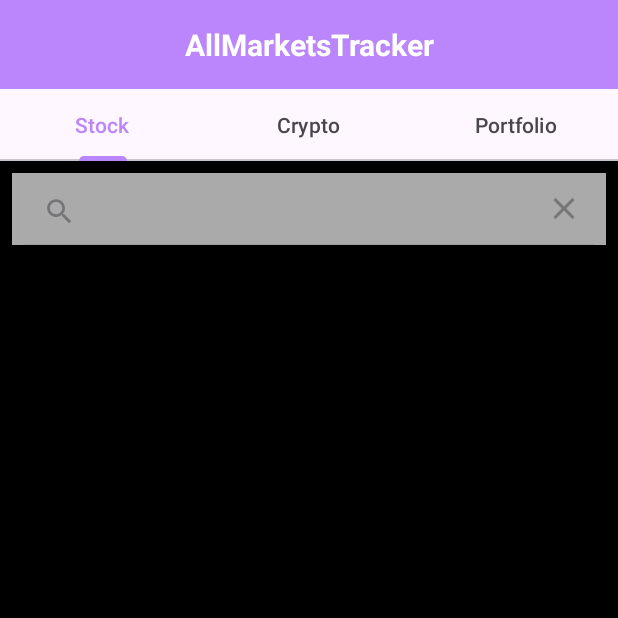
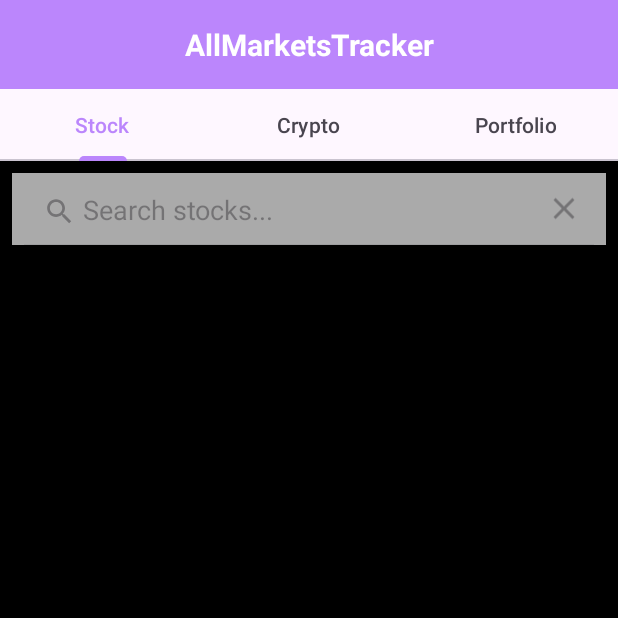
Before and after one commit to DevManFitz/AllMarketsTracker, an Android app built with Jetpack Compose: the screen it shows after launch (MainActivity), after a tap on "Search", on a phone screen of 412 x 824 dp, the top half of it. Run offline under Robolectric (Android 15) with nearby library versions, the phone set to English and light mode, and no system bars; our stand-ins replace data binding; pictures from the network do not load.

Commit message:
- Added loading symbol when searching for stocks in portfolio - Refactor to some UI (stock search tab and dialog)

```diff
--- a/app/src/main/java/edu/vt/mobiledev/allmarketstracker/PortfolioFragment.kt
+++ b/app/src/main/java/edu/vt/mobiledev/allmarketstracker/PortfolioFragment.kt
@@ -22,6 +22,8 @@ import edu.vt.mobiledev.allmarketstracker.model.StockAsset
 import edu.vt.mobiledev.allmarketstracker.viewmodel.StockListViewModel
 import java.time.LocalDate
 import java.text.NumberFormat
+import kotlinx.coroutines.flow.MutableStateFlow
+import kotlinx.coroutines.flow.StateFlow
 
 class PortfolioFragment : Fragment() {
 
@@ -35,6 +37,9 @@ class PortfolioFragment : Fragment() {
     private val assetViewModel: CryptoListViewModel by activityViewModels()
     private val stockListViewModel: StockListViewModel by activityViewModels()
     private var stockAssets: List<StockAsset> = emptyList()
+
+    private val _isLoading = MutableStateFlow(false)
+    val isLoading: StateFlow<Boolean> = _isLoading
 
     override fun onCreateView(
         inflater: LayoutInflater,
--- a/app/src/main/java/edu/vt/mobiledev/allmarketstracker/viewmodel/StockListViewModel.kt
+++ b/app/src/main/java/edu/vt/mobiledev/allmarketstracker/viewmodel/StockListViewModel.kt
@@ -19,13 +19,17 @@ class StockListViewModel : ViewModel() {
     val stocks: StateFlow<List<StockAsset>> = _stocks.asStateFlow()
     val stocksLiveData = stocks.asLiveData()
 
+    private val _isLoading = MutableStateFlow(false)
+    val isLoading: StateFlow<Boolean> = _isLoading
+
     fun searchAndLoadStocks(query: String) {
         viewModelScope.launch {
+            _isLoading.value = true
             try {
                 val searchResponse = finnhubService.searchSymbol(query, apiKey)
                 if (searchResponse.isSuccessful) {
                     val symbols = searchResponse.body()?.result ?: emptyList()
-                    val stockAssets = mutableListOf<StockAsset>()
+                    val newStockAssets = mutableListOf<StockAsset>()
                     for (symbol in symbols) {
                         // Fetch quote and profile for each symbol
                         val quoteResp = finnhubService.getQuote(symbol.symbol, apiKey)
@@ -34,7 +38,7 @@ class StockListViewModel : ViewModel() {
                             val quote = quoteResp.body()
                             val profile = profileResp.body()
                             if (quote != null && profile != null) {
-                                stockAssets.add(
+                                newStockAssets.add(
                                     StockAsset(
                                         symbol = symbol.symbol,
                                         name = profile.name ?: symbol.description,
@@ -49,10 +53,22 @@ class StockListViewModel : ViewModel() {
                             }
                         }
                     }
-                    _stocks.value = stockAssets
+                    // Merge with existing stocks, replacing any with the same symbol
+                    val currentStocks = _stocks.value.toMutableList()
+                    for (stock in newStockAssets) {
+                        val existingIndex = currentStocks.indexOfFirst { it.symbol.equals(stock.symbol, ignoreCase = true) }
+                        if (existingIndex >= 0) {
+                            currentStocks[existingIndex] = stock
+                        } else {
+                            currentStocks.add(stock)
+                        }
+                    }
+                    _stocks.value = currentStocks
                 }
             } catch (e: Exception) {
                 // Handle error
+            } finally {
+                _isLoading.value = false
             }
         }
     }
--- a/app/src/main/res/layout/dialog_tabbed_asset_picker.xml
+++ b/app/src/main/res/layout/dialog_tabbed_asset_picker.xml
@@ -1,5 +1,6 @@
 <?xml version="1.0" encoding="utf-8"?>
 <LinearLayout xmlns:android="http://schemas.android.com/apk/res/android"
+    xmlns:app="http://schemas.android.com/apk/res-auto"
     android:orientation="vertical"
     android:background="@android:color/black"
     android:layout_width="match_parent"
@@ -10,8 +11,9 @@
         android:id="@+id/assetTabLayout"
         android:layout_width="match_parent"
         android:layout_height="wrap_content"
-        android:background="@android:color/darker_gray"
-        android:theme="@style/ThemeOverlay.Material3.Dark.ActionBar"/>
+        android:background="@android:color/white"
+        app:tabTextColor="@android:color/black"
+        app:tabSelectedTextColor="@android:color/black"/>
 
     <FrameLayout
         android:id="@+id/assetPickerContainer"
--- a/app/src/main/res/layout/fragment_stock_list.xml
+++ b/app/src/main/res/layout/fragment_stock_list.xml
@@ -1,6 +1,7 @@
 <?xml version="1.0" encoding="utf-8"?>
 <LinearLayout xmlns:android="http://schemas.android.com/apk/res/android"
     xmlns:tools="http://schemas.android.com/tools"
+    xmlns:app="http://schemas.android.com/apk/res-auto"
     android:orientation="vertical"
     android:background="@android:color/black"
     android:layout_width="match_parent"
@@ -11,13 +12,22 @@
         android:id="@+id/stockSearchView"
         android:layout_width="match_parent"
         android:layout_height="wrap_content"
-        android:queryHint="Search stocks..."
-        android:iconifiedByDefault="false"
+        android:layout_margin="8dp"
         android:background="@android:color/darker_gray"
+        android:iconifiedByDefault="true"
         android:textColor="@android:color/white"
         android:textColorHint="@android:color/white"
-        android:layout_margin="8dp"
-        tools:ignore="MissingConstraints" />
+        tools:ignore="MissingConstraints"
+        android:hint="Search stocks..."
+        app:queryHint="Search stocks..."/>
+
+    <ProgressBar
+        android:id="@+id/stockLoadingBar"
+        android:layout_width="wrap_content"
+        android:layout_height="wrap_content"
+        android:layout_gravity="center"
+        android:visibility="gone"
+        style="?android:attr/progressBarStyleLarge"/>
 
     <androidx.recyclerview.widget.RecyclerView
         android:id="@+id/stockRecyclerView"
```
Also changed, not shown: app/src/main/java/edu/vt/mobiledev/allmarketstracker/PortfolioAdapter.kt (+10 -8 lines), app/src/main/java/edu/vt/mobiledev/allmarketstracker/StockPickerDialogFragment.kt (+10 -0 lines), app/src/main/res/layout/dialog_stock_picker.xml (+11 -1 lines).
